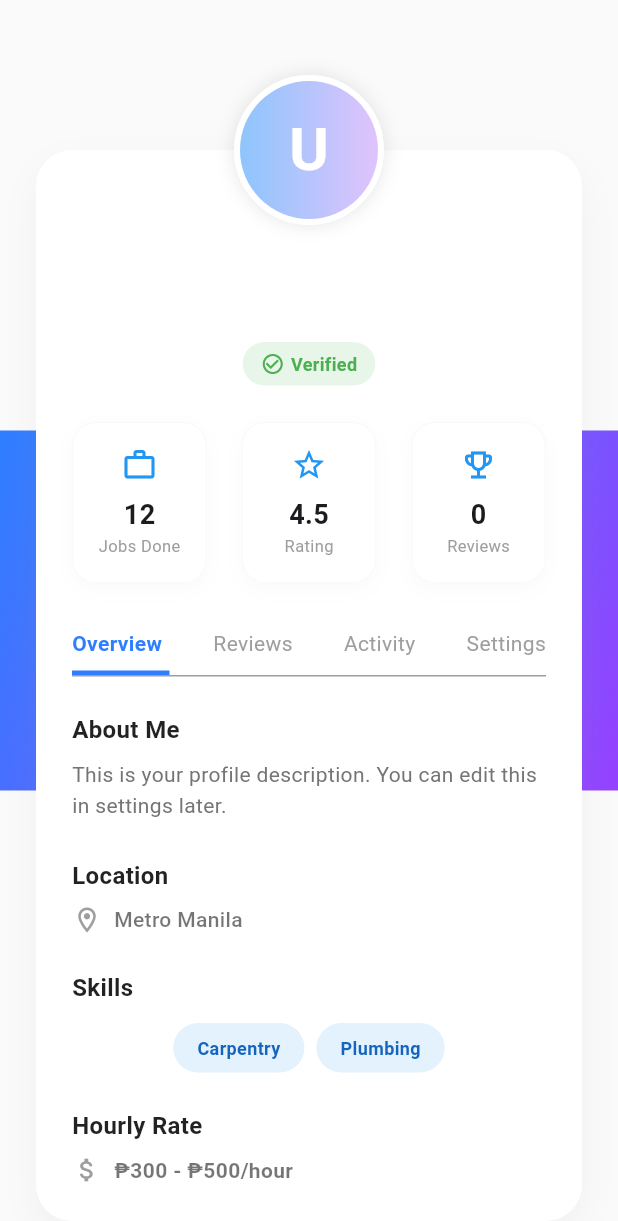
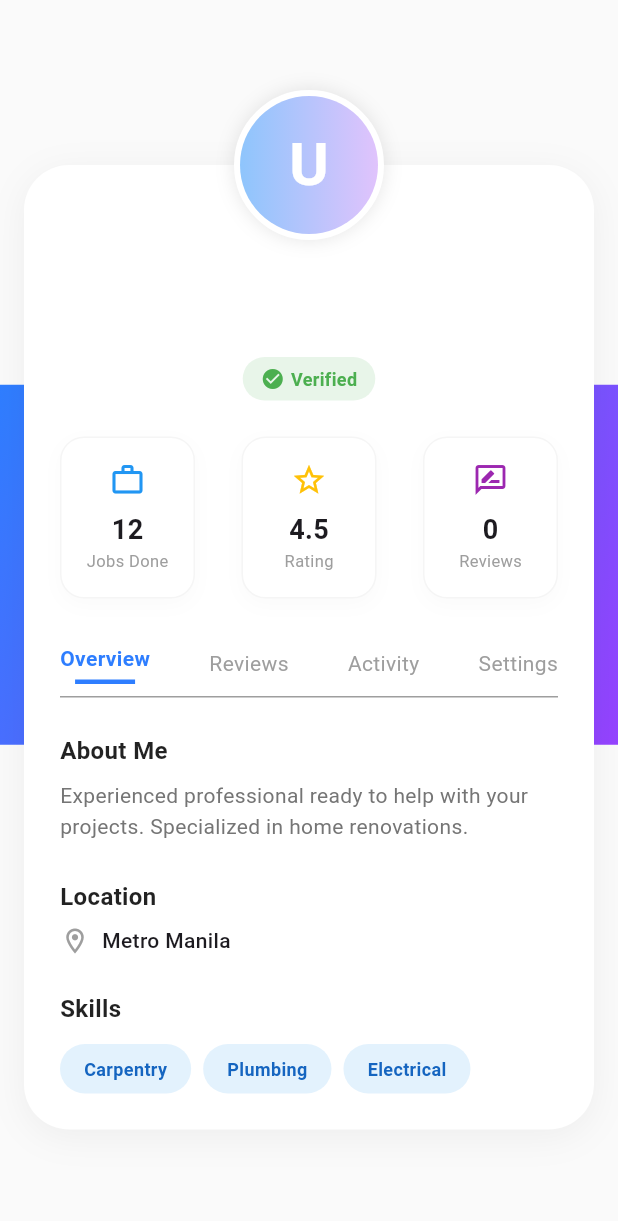
Before and after one commit to Nakauli/BuhayLink, a Flutter app: the ProfilePage screen opened directly, on a phone screen of 412 x 824 dp. Shown: the top 1221 px of the screen. Run offline on Flutter 3.47's test engine with Material 3 defaults, Android fonts, the light colour scheme and no system bars; our stand-ins replace cloud_firestore, firebase_auth, firebase_core, image_picker; accounts and stored records are empty.

Commit message:
Feat: Complete UI implementation including Profile Settings, Logout, and Tab navigation

```diff
--- a/lib/features/home/presentation/pages/profile_page.dart
+++ b/lib/features/home/presentation/pages/profile_page.dart
@@ -3,6 +3,7 @@ import 'package:flutter/material.dart';
 import 'package:image_picker/image_picker.dart';
 import 'package:firebase_auth/firebase_auth.dart';
 import 'package:cloud_firestore/cloud_firestore.dart';
+import '../../../auth/presentation/pages/login_page.dart'; // Import Login Page for logout redirection
 
 class ProfilePage extends StatefulWidget {
   const ProfilePage({super.key});
@@ -15,72 +16,58 @@ class _ProfilePageState extends State<ProfilePage> {
   // --- STATE ---
   File? _profileImage;
   final ImagePicker _picker = ImagePicker();
-  final User? currentUser = FirebaseAuth.instance.currentUser; // Get logged in user
+  final User? currentUser = FirebaseAuth.instance.currentUser;
 
-  // --- IMAGE PICKER ---
+  // NEW: Track which tab is active (0=Overview, 1=Reviews, 2=Activity, 3=Settings)
+  int _activeTabIndex = 0;
+
+  // --- ACTIONS ---
   Future<void> _pickImage() async {
     final XFile? pickedFile = await _picker.pickImage(source: ImageSource.gallery);
-    if (pickedFile != null) {
-      setState(() {
-        _profileImage = File(pickedFile.path);
-      });
-      // TODO: Here you would upload this file to Firebase Storage
+    if (pickedFile != null) setState(() => _profileImage = File(pickedFile.path));
+  }
+
+  Future<void> _signOut() async {
+    await FirebaseAuth.instance.signOut();
+    if (mounted) {
+      // Remove all previous routes and go to Login
+      Navigator.of(context).pushAndRemoveUntil(
+        MaterialPageRoute(builder: (context) => const LoginPage()),
+        (Route<dynamic> route) => false,
+      );
     }
   }
 
-  // --- FETCH USER DATA ---
   Future<DocumentSnapshot<Map<String, dynamic>>> _getUserData() async {
-    if (currentUser == null) {
-      throw Exception("No user logged in");
-    }
-    return await FirebaseFirestore.instance
-        .collection('users')
-        .doc(currentUser!.uid)
-        .get();
+    if (currentUser == null) throw Exception("No user logged in");
+    return await FirebaseFirestore.instance.collection('users').doc(currentUser!.uid).get();
   }
 
   @override
   Widget build(BuildContext context) {
     return Scaffold(
       backgroundColor: Colors.grey[50],
-      // We wrap the body in a FutureBuilder to wait for the database
       body: FutureBuilder<DocumentSnapshot<Map<String, dynamic>>>(
         future: _getUserData(),
         builder: (context, snapshot) {
+          if (snapshot.connectionState == ConnectionState.waiting) return const Center(child: CircularProgressIndicator());
 
-          // 1. Loading State
-          if (snapshot.connectionState == ConnectionState.waiting) {
-            return const Center(child: CircularProgressIndicator());
-          }
-
-          // 2. Error State
-          if (snapshot.hasError) {
-            return Center(child: Text("Error: ${snapshot.error}"));
-          }
-
-          // 3. Data Ready!
           final userData = snapshot.data?.data();
-          final String username = userData?['username'] ?? "No Name";
+          final String username = userData?['username'] ?? "User";
           final String email = userData?['email'] ?? currentUser?.email ?? "No Email";
 
           return SingleChildScrollView(
             child: Column(
               children: [
-                // --- HEADER + CARD STACK ---
                 Stack(
                   clipBehavior: Clip.none,
                   alignment: Alignment.center,
                   children: [
-                    // Header Background
+                    // 1. HEADER
                     Container(
-                      height: 240,
-                      width: double.infinity,
+                      height: 240, width: double.infinity,
                       decoration: const BoxDecoration(
-                        gradient: LinearGradient(
-                          colors: [Color(0xFF2E7EFF), Color(0xFF9542FF)],
-                          begin: Alignment.topLeft,
-                          end: Alignment.bottomRight,
-                        ),
+                        gradient: LinearGradient(colors: [Color(0xFF2E7EFF), Color(0xFF9542FF)], begin: Alignment.topLeft, end: Alignment.bottomRight),
                       ),
                       child: SafeArea(
                         child: Padding(
@@ -101,145 +88,72 @@ class _ProfilePageState extends State<ProfilePage> {
                       ),
                     ),
 
-                    // Main Profile Card
+                    // 2. MAIN CARD
                     Container(
-                      margin: const EdgeInsets.only(top: 100, left: 24, right: 24),
+                      margin: const EdgeInsets.fromLTRB(16, 110, 16, 0),
                       padding: const EdgeInsets.fromLTRB(24, 60, 24, 24),
                       decoration: BoxDecoration(
                         color: Colors.white,
-                        borderRadius: BorderRadius.circular(24),
-                        boxShadow: [BoxShadow(color: Colors.grey.withOpacity(0.1), blurRadius: 20, offset: const Offset(0, 10))],
+                        borderRadius: const BorderRadius.vertical(top: Radius.circular(30), bottom: Radius.circular(30)),
+                        boxShadow: [BoxShadow(color: Colors.black.withOpacity(0.05), blurRadius: 20, offset: const Offset(0, 5))],
                       ),
                       child: Column(
                         children: [
-                          // --- REAL USERNAME & EMAIL ---
+                          // User Info
                           Text(username, style: const TextStyle(fontSize: 22, fontWeight: FontWeight.bold)),
                           const SizedBox(height: 4),
                           Text(email, style: TextStyle(color: Colors.grey[600], fontSize: 14)),
                           const SizedBox(height: 12),
-
-                          // Verified Badge (Static for now)
                           Container(
                             padding: const EdgeInsets.symmetric(horizontal: 12, vertical: 6),
                             decoration: BoxDecoration(color: const Color(0xFFE8F5E9), borderRadius: BorderRadius.circular(20)),
-                            child: const Row(
-                              mainAxisSize: MainAxisSize.min,
-                              children: [
-                                Icon(Icons.check_circle_outline, size: 16, color: Colors.green),
-                                SizedBox(width: 4),
-                                Text("Verified", style: TextStyle(color: Colors.green, fontWeight: FontWeight.bold, fontSize: 12)),
-                              ],
-                            ),
+                            child: const Row(mainAxisSize: MainAxisSize.min, children: [Icon(Icons.check_circle, size: 16, color: Colors.green), SizedBox(width: 4), Text("Verified", style: TextStyle(color: Colors.green, fontWeight: FontWeight.bold, fontSize: 12))]),
                           ),
                           const SizedBox(height: 24),
 
-                          // Stats Row (Mock Data for now)
+                          // Stats
                           Row(
                             mainAxisAlignment: MainAxisAlignment.spaceBetween,
                             children: [
                               _buildStatBox("12", "Jobs Done", Icons.work_outline, Colors.blue),
-                              _buildStatBox("4.5", "Rating", Icons.star_border, Colors.blue),
-                              _buildStatBox("0", "Reviews", Icons.emoji_events_outlined, Colors.blue),
+                              _buildStatBox("4.5", "Rating", Icons.star_border, Colors.amber),
+                              _buildStatBox("0", "Reviews", Icons.rate_review_outlined, Colors.purple),
                             ],
                           ),
                           const SizedBox(height: 30),
 
-                          // Tabs
-                          const Row(
+                          // --- INTERACTIVE TABS ---
+                          Row(
                             mainAxisAlignment: MainAxisAlignment.spaceBetween,
                             children: [
-                               Text("Overview", style: TextStyle(color: Color(0xFF2E7EFF), fontWeight: FontWeight.bold, fontSize: 14)),
-                               Text("Reviews", style: TextStyle(color: Colors.grey, fontSize: 14)),
-                               Text("Activity", style: TextStyle(color: Colors.grey, fontSize: 14)),
-                               Text("Settings", style: TextStyle(color: Colors.grey, fontSize: 14)),
+                              _buildTabItem("Overview", 0),
+                              _buildTabItem("Reviews", 1),
+                              _buildTabItem("Activity", 2),
+                              _buildTabItem("Settings", 3),
                             ],
                           ),
                           const SizedBox(height: 8),
-                          Align(
-                            alignment: Alignment.centerLeft,
-                            child: Container(width: 65, height: 3, color: const Color(0xFF2E7EFF)),
-                          ),
+                          // Animated Indicator Logic could go here, for now simpler logic:
                           const Divider(height: 1, color: Colors.grey),
-
                           const SizedBox(height: 24),
 
-                          // About Me
-                          Align(alignment: Alignment.centerLeft, child: Text("About Me", style: _headerStyle())),
-                          const SizedBox(height: 8),
-                          Text(
-                            "This is your profile description. You can edit this in settings later.",
-                            style: TextStyle(color: Colors.grey[600], height: 1.5, fontSize: 14),
-                          ),
-
-                          const SizedBox(height: 24),
-
-                          // Location
-                          Align(alignment: Alignment.centerLeft, child: Text("Location", style: _headerStyle())),
-                          const SizedBox(height: 8),
-                          const Row(
-                            children: [
-                              Icon(Icons.location_on_outlined, color: Colors.grey, size: 20),
-                              SizedBox(width: 8),
-                              Text("Metro Manila", style: TextStyle(fontWeight: FontWeight.w500, color: Colors.black54)),
-                            ],
-                          ),
-
-                          const SizedBox(height: 24),
-
-                          // Skills
-                          Align(alignment: Alignment.centerLeft, child: Text("Skills", style: _headerStyle())),
-                          const SizedBox(height: 12),
-                          Wrap(
-                            spacing: 8,
-                            children: [
-                              _buildSkillChip("Carpentry"),
-                              _buildSkillChip("Plumbing"),
-                            ],
-                          ),
-
-                           const SizedBox(height: 24),
-
-                          // Hourly Rate
-                          Align(alignment: Alignment.centerLeft, child: Text("Hourly Rate", style: _headerStyle())),
-                          const SizedBox(height: 8),
-                          const Row(
-                            children: [
-                              Icon(Icons.attach_money, color: Colors.grey, size: 20),
-                              SizedBox(width: 8),
-                              Text("₱300 - ₱500/hour", style: TextStyle(color: Colors.black54, fontWeight: FontWeight.w600)),
-                            ],
-                          ),
+                          // --- DYNAMIC CONTENT AREA ---
+                          _buildTabContent(),
                         ],
                       ),
                     ),
 
-                    // 3. THE AVATAR (Interactive)
+                    // 3. AVATAR
                     Positioned(
-                      top: 50,
+                      top: 60,
                       child: GestureDetector(
                         onTap: _pickImage,
                         child: Container(
                           width: 100, height: 100,
-                          decoration: BoxDecoration(
-                            shape: BoxShape.circle,
-                            color: Colors.white,
-                            border: Border.all(color: Colors.white, width: 4),
-                            boxShadow: [BoxShadow(color: Colors.black.withOpacity(0.1), blurRadius: 10)],
-                          ),
+                          decoration: BoxDecoration(shape: BoxShape.circle, color: Colors.white, border: Border.all(color: Colors.white, width: 4), boxShadow: [BoxShadow(color: Colors.black.withOpacity(0.1), blurRadius: 10)]),
                           child: Container(
-                            decoration: BoxDecoration(
-                              shape: BoxShape.circle,
-                              color: Colors.grey[200],
-                              image: _profileImage != null
-                                  ? DecorationImage(image: FileImage(_profileImage!), fit: BoxFit.cover)
-                                  : null,
-                              gradient: _profileImage == null
-                                ? const LinearGradient(colors: [Color(0xFF8EC5FC), Color(0xFFE0C3FC)])
-                                : null,
-                            ),
-                            child: _profileImage == null
-                              ? Center(child: Text(username.isNotEmpty ? username[0].toUpperCase() : "U", style: const TextStyle(fontSize: 40, color: Colors.white, fontWeight: FontWeight.bold)))
-                              : null,
+                            decoration: BoxDecoration(shape: BoxShape.circle, color: Colors.grey[200], image: _profileImage != null ? DecorationImage(image: FileImage(_profileImage!), fit: BoxFit.cover) : null, gradient: _profileImage == null ? const LinearGradient(colors: [Color(0xFF8EC5FC), Color(0xFFE0C3FC)]) : null),
+                            child: _profileImage == null ? Center(child: Text(username.isNotEmpty ? username[0].toUpperCase() : "U", style: const TextStyle(fontSize: 40, color: Colors.white, fontWeight: FontWeight.bold))) : null,
                           ),
                         ),
                       ),
@@ -255,36 +169,85 @@ class _ProfilePageState extends State<ProfilePage> {
     );
   }
 
+  // --- CONTENT SWITCHER ---
+  Widget _buildTabContent() {
+    if (_activeTabIndex == 3) {
+      // --- SETTINGS VIEW (Matches image_4fd8a3.png) ---
+      return Column(
+        children: [
+          _buildSettingsTile(Icons.settings_outlined, "Account Settings"),
+          _buildSettingsTile(Icons.upload_file_outlined, "Upload Documents"),
+          _buildSettingsTile(Icons.verified_outlined, "Certifications"),
+          const SizedBox(height: 10),
+          // Logout Button
+          ListTile(
+            onTap: _signOut, // <--- LOGOUT FUNCTION
+            contentPadding: EdgeInsets.zero,
+            leading: const Icon(Icons.logout, color: Colors.grey),
+            title: const Text("Logout", style: TextStyle(fontWeight: FontWeight.w500)),
+            trailing: const Icon(Icons.chevron_right, color: Colors.grey),
+          ),
+        ],
+      );
+    }
+
+    // --- DEFAULT: OVERVIEW VIEW (Matches image_5131a6.png) ---
+    return Column(
+      crossAxisAlignment: CrossAxisAlignment.start,
+      children: [
+        Text("About Me", style: _headerStyle()),
+        const SizedBox(height: 8),
+        Text("Experienced professional ready to help with your projects. Specialized in home renovations.", style: TextStyle(color: Colors.grey[600], height: 1.5)),
+        const SizedBox(height: 24),
+        Text("Location", style: _headerStyle()),
+        const SizedBox(height: 8),
+        const Row(children: [Icon(Icons.location_on_outlined, color: Colors.grey, size: 20), SizedBox(width: 8), Text("Metro Manila", style: TextStyle(fontWeight: FontWeight.w500))]),
+        const SizedBox(height: 24),
+        Text("Skills", style: _headerStyle()),
+        const SizedBox(height: 12),
+        Wrap(spacing: 8, children: [_buildSkillChip("Carpentry"), _buildSkillChip("Plumbing"), _buildSkillChip("Electrical")]),
+      ],
+    );
+  }
+
   // --- HELPER WIDGETS ---
-
   TextStyle _headerStyle() => const TextStyle(fontSize: 16, fontWeight: FontWeight.bold, color: Colors.black87);
 
-  Widget _buildStatBox(String value, String label, IconData icon, Color color) {
-    return Container(
-      width: 90,
-      padding: const EdgeInsets.symmetric(vertical: 16),
-      decoration: BoxDecoration(
-        color: Colors.white,
-        borderRadius: BorderRadius.circular(16),
-        boxShadow: [BoxShadow(color: Colors.grey.withOpacity(0.05), blurRadius: 10, offset: const Offset(0, 4))],
-        border: Border.all(color: Colors.grey.shade50),
-      ),
+  Widget _buildTabItem(String label, int index) {
+    bool isActive = _activeTabIndex == index;
+    return InkWell(
+      onTap: () => setState(() => _activeTabIndex = index),
       child: Column(
         children: [
-          Icon(icon, color: color, size: 24),
-          const SizedBox(height: 8),
-          Text(value, style: const TextStyle(fontWeight: FontWeight.bold, fontSize: 18)),
-          Text(label, style: const TextStyle(color: Colors.grey, fontSize: 11)),
+          Text(label, style: TextStyle(color: isActive ? const Color(0xFF2E7EFF) : Colors.grey, fontWeight: isActive ? FontWeight.bold : FontWeight.normal)),
+          if (isActive) ...[
+            const SizedBox(height: 4),
+            Container(width: 40, height: 3, color: const Color(0xFF2E7EFF))
+          ]
         ],
       ),
     );
   }
 
-  Widget _buildSkillChip(String label) {
-    return Container(
-      padding: const EdgeInsets.symmetric(horizontal: 16, vertical: 8),
-      decoration: BoxDecoration(color: const Color(0xFFE3F2FD), borderRadius: BorderRadius.circular(20)),
-      child: Text(label, style: const TextStyle(color: Color(0xFF1565C0), fontWeight: FontWeight.w600, fontSize: 12)),
+  Widget _buildSettingsTile(IconData icon, String title) {
+    return ListTile(
+      contentPadding: EdgeInsets.zero,
+      leading: Icon(icon, color: Colors.grey),
+      title: Text(title, style: const TextStyle(fontWeight: FontWeight.w500)),
+      trailing: const Icon(Icons.chevron_right, color: Colors.grey),
+      onTap: () {},
     );
   }
+
+  Widget _buildStatBox(String value, String label, IconData icon, Color color) {
+    return Container(
+      width: 90, padding: const EdgeInsets.symmetric(vertical: 16),
+      decoration: BoxDecoration(color: Colors.white, borderRadius: BorderRadius.circular(16), boxShadow: [BoxShadow(color: Colors.grey.withOpacity(0.05), blurRadius: 10, offset: const Offset(0, 4))], border: Border.all(color: Colors.grey.shade100)),
+      child: Column(children: [Icon(icon, color: color, size: 24), const SizedBox(height: 8), Text(value, style: const TextStyle(fontWeight: FontWeight.bold, fontSize: 18)), Text(label, style: const TextStyle(color: Colors.grey, fontSize: 11))]),
+    );
+  }
+
+  Widget _buildSkillChip(String label) {
+    return Container(padding: const EdgeInsets.symmetric(horizontal: 16, vertical: 8), decoration: BoxDecoration(color: const Color(0xFFE3F2FD), borderRadius: BorderRadius.circular(20)), child: Text(label, style: const TextStyle(color: Color(0xFF1565C0), fontWeight: FontWeight.w600, fontSize: 12)));
+  }
 }
```
